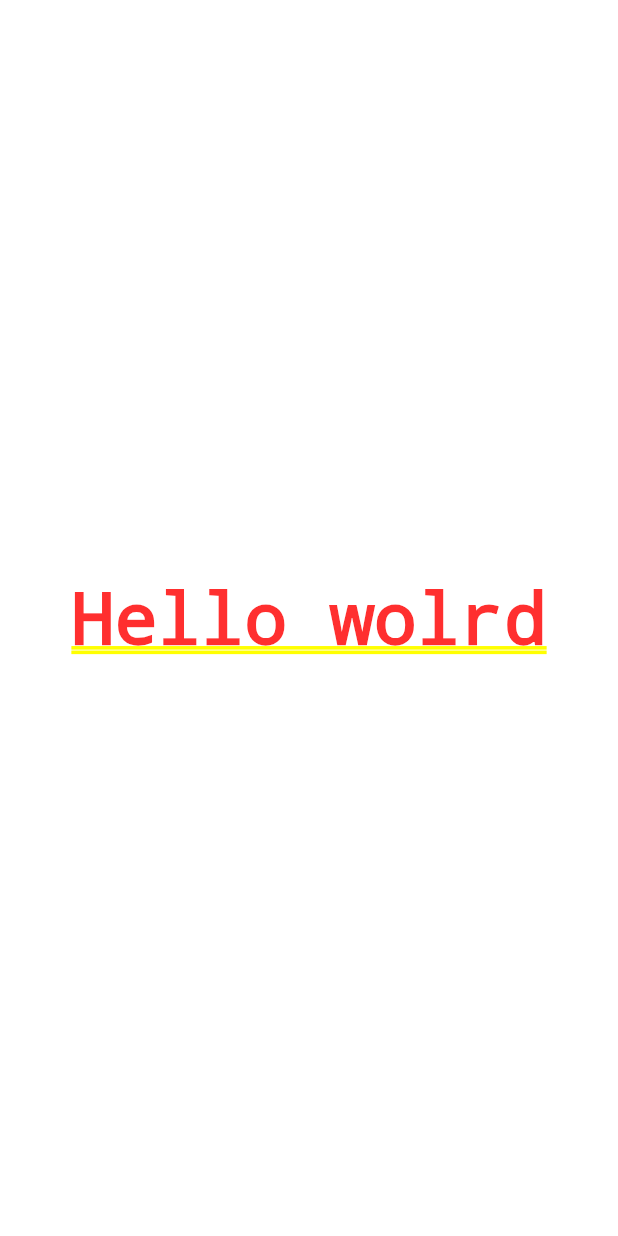
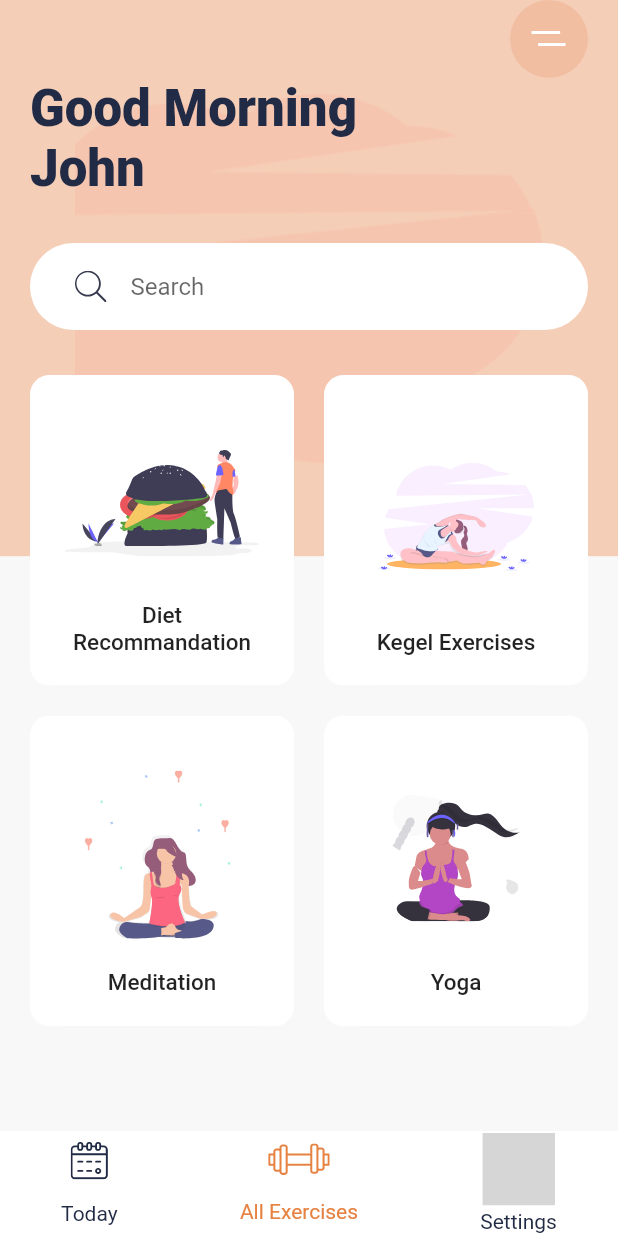
Before and after one commit to fortinjoffrey/flutter_Daily_Exercices_UI, a Flutter app: the screen it shows after launch, on a phone screen of 412 x 824 dp. Run offline on Flutter 3.47's test engine with Material 2 defaults, Android fonts, the phone set to English and light mode, and no system bars; our stand-ins replace flutter_svg; grey boxes are pictures that could not be loaded.

Commit message:
Implement home UI

```diff
--- a/lib/main.dart
+++ b/lib/main.dart
@@ -1,4 +1,9 @@
+import 'package:daily_exercices_ui/constants.dart';
 import 'package:flutter/material.dart';
+import 'package:flutter_svg/svg.dart';
+
+import 'widgets/bottom_nav_bar.dart';
+import 'widgets/category_card.dart';
 
 void main() {
   runApp(MyApp());
@@ -9,7 +14,13 @@ class MyApp extends StatelessWidget {
   @override
   Widget build(BuildContext context) {
     return MaterialApp(
+      debugShowCheckedModeBanner: false,
       title: 'Flutter Demo',
+      theme: ThemeData(
+        fontFamily: 'Cairo',
+        scaffoldBackgroundColor: kBackgroundColor,
+        textTheme: Theme.of(context).textTheme.apply(displayColor: kTextColor),
+      ),
       home: Home(),
     );
   }
@@ -20,9 +31,99 @@ class Home extends StatelessWidget {
 
   @override
   Widget build(BuildContext context) {
-    return Container(
-        child: Center(
-      child: Text('Hello wolrd'),
-    ));
+    var size = MediaQuery.of(context).size;
+
+    return Scaffold(
+      bottomNavigationBar: BottomNavBar(),
+      body: Stack(
+        children: [
+          Container(
+            height: size.height * .45,
+            decoration: BoxDecoration(
+              color: Color(0xFFF5CEB8),
+              image: DecorationImage(
+                image: AssetImage('assets/images/undraw_pilates_gpdb.png'),
+              ),
+            ),
+          ),
+          SafeArea(
+            child: Padding(
+              padding: const EdgeInsets.symmetric(horizontal: 20.0),
+              child: Column(
+                crossAxisAlignment: CrossAxisAlignment.start,
+                children: [
+                  Align(
+                    alignment: Alignment.topRight,
+                    child: Container(
+                      alignment: Alignment.center,
+                      height: 52,
+                      width: 52,
+                      decoration: BoxDecoration(
+                        color: Color(0xFFF2BEA1),
+                        shape: BoxShape.circle,
+                      ),
+                      child: SvgPicture.asset('assets/icons/menu.svg'),
+                    ),
+                  ),
+                  Text(
+                    'Good Morning\nJohn',
+                    style: Theme.of(context)
+                        .textTheme
+                        .headline4
+                        .copyWith(fontWeight: FontWeight.w900),
+                  ),
+                  Container(
+                    margin: const EdgeInsets.symmetric(vertical: 30.0),
+                    padding: const EdgeInsets.symmetric(
+                        horizontal: 30.0, vertical: 5.0),
+                    decoration: BoxDecoration(
+                      color: Colors.white,
+                      borderRadius: BorderRadius.circular(29.5),
+                    ),
+                    child: TextField(
+                      decoration: InputDecoration(
+                        hintText: 'Search',
+                        icon: SvgPicture.asset('assets/icons/search.svg'),
+                        border: InputBorder.none,
+                      ),
+                    ),
+                  ),
+                  Expanded(
+                    child: GridView.count(
+                      crossAxisCount: 2,
+                      childAspectRatio: .85,
+                      crossAxisSpacing: 20,
+                      mainAxisSpacing: 20,
+                      children: [
+                        CategoryCard(
+                          title: 'Diet Recommandation',
+                          svgPath: 'assets/icons/Hamburger.svg',
+                          onPressed: () {},
+                        ),
+                        CategoryCard(
+                          title: 'Kegel Exercises',
+                          svgPath: 'assets/icons/Exercises.svg',
+                          onPressed: () {},
+                        ),
+                        CategoryCard(
+                          title: 'Meditation',
+                          svgPath: 'assets/icons/Meditation.svg',
+                          onPressed: () {},
+                        ),
+                        CategoryCard(
+                          title: 'Yoga',
+                          svgPath: 'assets/icons/yoga.svg',
+                          onPressed: () {},
+                        ),
+                      ],
+                    ),
+                  )
+                ],
+              ),
+            ),
+          ),
+        ],
+      ),
+    );
   }
 }
--- /dev/null
+++ b/lib/widgets/bottom_nav_bar.dart
@@ -0,0 +1,73 @@
+import 'package:flutter/material.dart';
+import 'package:flutter_svg/svg.dart';
+
+import '../constants.dart';
+
+class BottomNavBar extends StatelessWidget {
+  const BottomNavBar({
+    Key key,
+  }) : super(key: key);
+
+  @override
+  Widget build(BuildContext context) {
+    return Container(
+      height: 70,
+      color: Colors.white,
+      child: Row(
+        mainAxisAlignment: MainAxisAlignment.spaceAround,
+        children: [
+          BottomNavItem(
+            title: "Today",
+            svgPath: 'assets/icons/calendar.svg',
+          ),
+          BottomNavItem(
+            title: "All Exercises",
+            svgPath: 'assets/icons/gym.svg',
+            isActive: true,
+          ),
+          BottomNavItem(
+            title: "Settings",
+            svgPath: 'assets/icons/settings.svg',
+          ),
+        ],
+      ),
+    );
+  }
+}
+
+class BottomNavItem extends StatelessWidget {
+  final String svgPath;
+  final String title;
+  final Function onPressed;
+  final bool isActive;
+
+  const BottomNavItem({
+    Key key,
+    this.svgPath,
+    this.title,
+    this.onPressed,
+    this.isActive = false,
+  }) : super(key: key);
+
+  @override
+  Widget build(BuildContext context) {
+    return GestureDetector(
+      onTap: onPressed,
+      child: Column(
+        mainAxisAlignment: MainAxisAlignment.spaceAround,
+        children: [
+          SvgPicture.asset(
+            svgPath,
+            color: isActive ? kActiveIconColor : kTextColor,
+          ),
+          Text(
+            title,
+            style: TextStyle(
+              color: isActive ? kActiveIconColor : kTextColor,
+            ),
+          ),
+        ],
+      ),
+    );
+  }
+}
--- /dev/null
+++ b/lib/widgets/category_card.dart
@@ -0,0 +1,60 @@
+import 'package:flutter/material.dart';
+import 'package:flutter_svg/svg.dart';
+
+import '../constants.dart';
+
+class CategoryCard extends StatelessWidget {
+  final String svgPath;
+  final String title;
+  final Function onPressed;
+  const CategoryCard({
+    Key key,
+    this.svgPath,
+    this.title,
+    this.onPressed,
+  }) : super(key: key);
+
+  @override
+  Widget build(BuildContext context) {
+    return ClipRRect(
+      borderRadius: BorderRadius.circular(13),
+      child: Container(
+        decoration: BoxDecoration(
+          color: Colors.white,
+          boxShadow: [
+            BoxShadow(
+              offset: Offset(0, 17),
+              blurRadius: 17,
+              spreadRadius: -23,
+              color: kShadowColor,
+            ),
+          ],
+        ),
+        child: Material(
+          color: Colors.transparent,
+          child: InkWell(
+            onTap: onPressed,
+            child: Padding(
+              padding: const EdgeInsets.all(20.0),
+              child: Column(
+                children: [
+                  Spacer(),
+                  SvgPicture.asset(svgPath),
+                  Spacer(),
+                  Text(
+                    title,
+                    textAlign: TextAlign.center,
+                    style: Theme.of(context)
+                        .textTheme
+                        .headline6
+                        .copyWith(fontSize: 15),
+                  )
+                ],
+              ),
+            ),
+          ),
+        ),
+      ),
+    );
+  }
+}
```
Also changed, not shown: assets/icons/Exercises.svg (renamed from assets/icons/Excrecises.svg).
